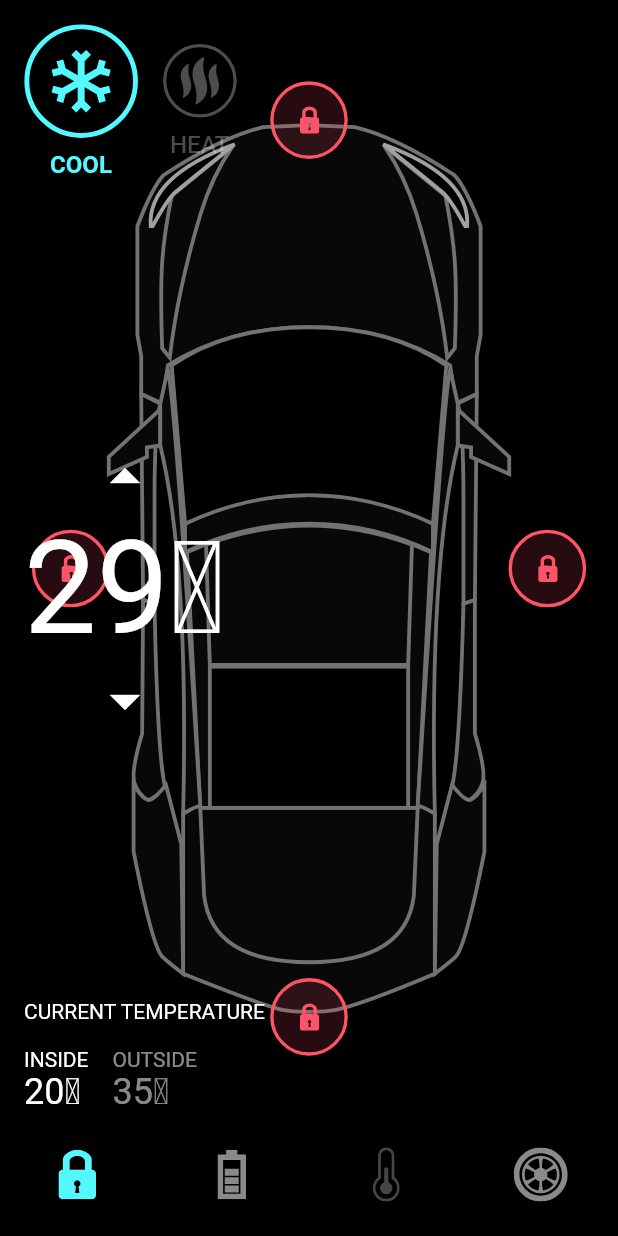
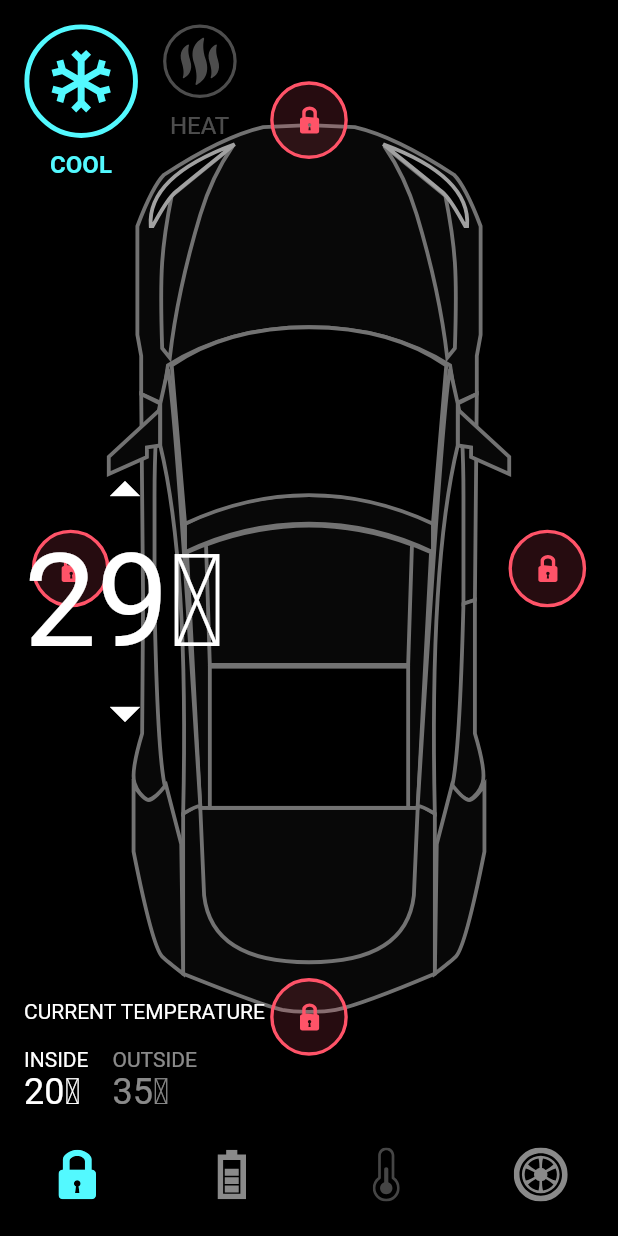
Before and after one commit to giovannicampagnolo/Tesla-Control-App, a Flutter app: the screen it shows after launch, on a phone screen of 412 x 824 dp. Run offline on Flutter 3.47's test engine with Material 2 defaults, Android fonts, the phone set to English and light mode, and no system bars; our stand-ins replace flutter_svg.

Commit message:
Finish temp page

```diff
--- a/lib/widgets/temp_details.dart
+++ b/lib/widgets/temp_details.dart
@@ -20,7 +20,9 @@ class TempDetails extends StatelessWidget {
       child: Column(
         crossAxisAlignment: CrossAxisAlignment.start,
         children: [
-          Row(
+          SizedBox(
+            height: 120,
+            child: Row(
               children: [
                 TempBtn(
                   isActive: _controller.isCoolSelected,
@@ -37,6 +39,7 @@ class TempDetails extends StatelessWidget {
                   activeColor: redColor,
                 ),
               ],
+            ),
           ),
           Spacer(),
           Column(
```
Lines whose indentation alone changed are shown as unchanged.
